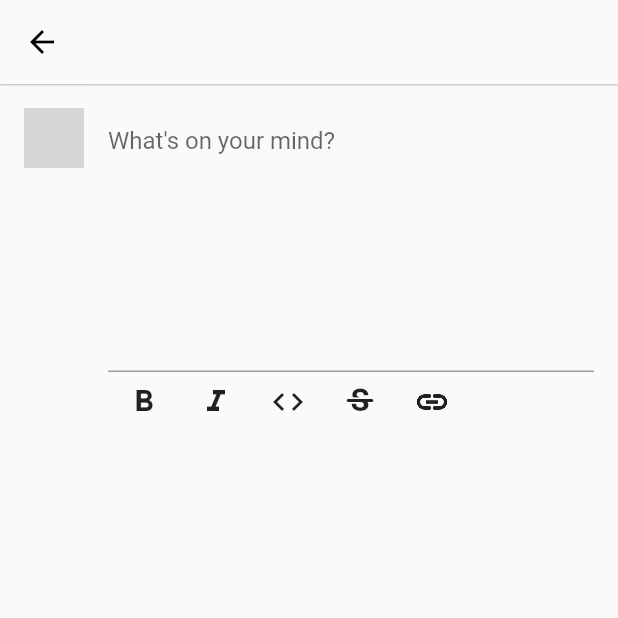
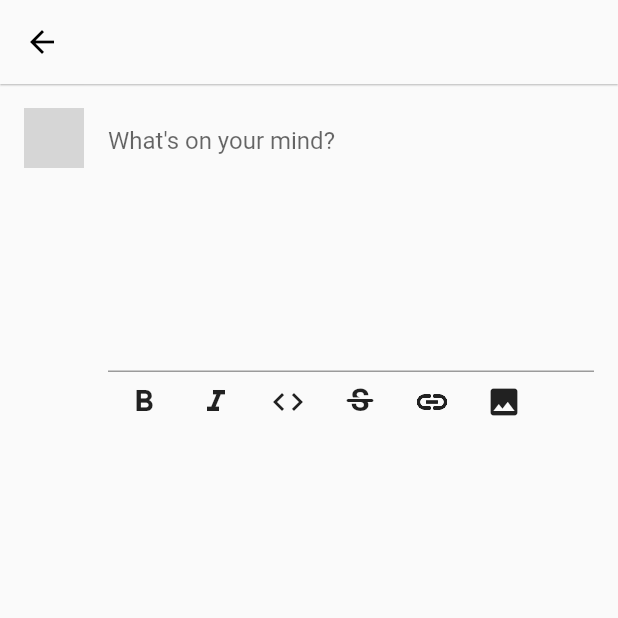
Before and after one commit to ammaratef45/goryon, a Flutter app: the NewTwt screen opened directly, on a phone screen of 412 x 824 dp, the top half of it. Run offline on Flutter 3.47's test engine with Material 2 defaults, Android fonts, the phone set to English and light mode, and no system bars; drawn by our look-alikes of cached_network_image; our stand-ins replace flutter_markdown, flutter_secure_storage, rxdart; missing offline and left inert: markdown; accounts and stored records are empty; generated files the repository leaves out were written again; network calls fail; statements that could not run were skipped; grey boxes are pictures that could not be loaded.

Commit message:
Added image link formatter

```diff
--- a/lib/main.dart
+++ b/lib/main.dart
@@ -647,6 +647,14 @@ class _NewTwtState extends State<NewTwt> {
                                 ')',
                               ),
                             ),
+                            IconButton(
+                              tooltip: 'Image Link',
+                              icon: Icon(Icons.image),
+                              onPressed: () => _surroundTextSelection(
+                                '![](https://',
+                                ')',
+                              ),
+                            )
                           ],
                         ),
                       ),
```
